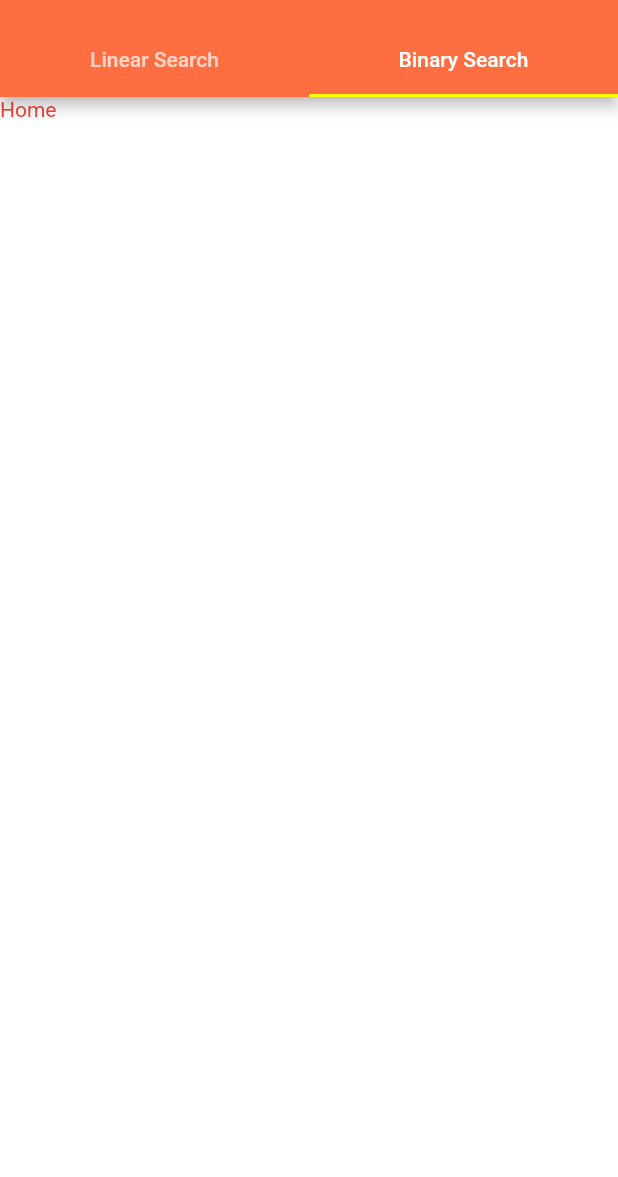
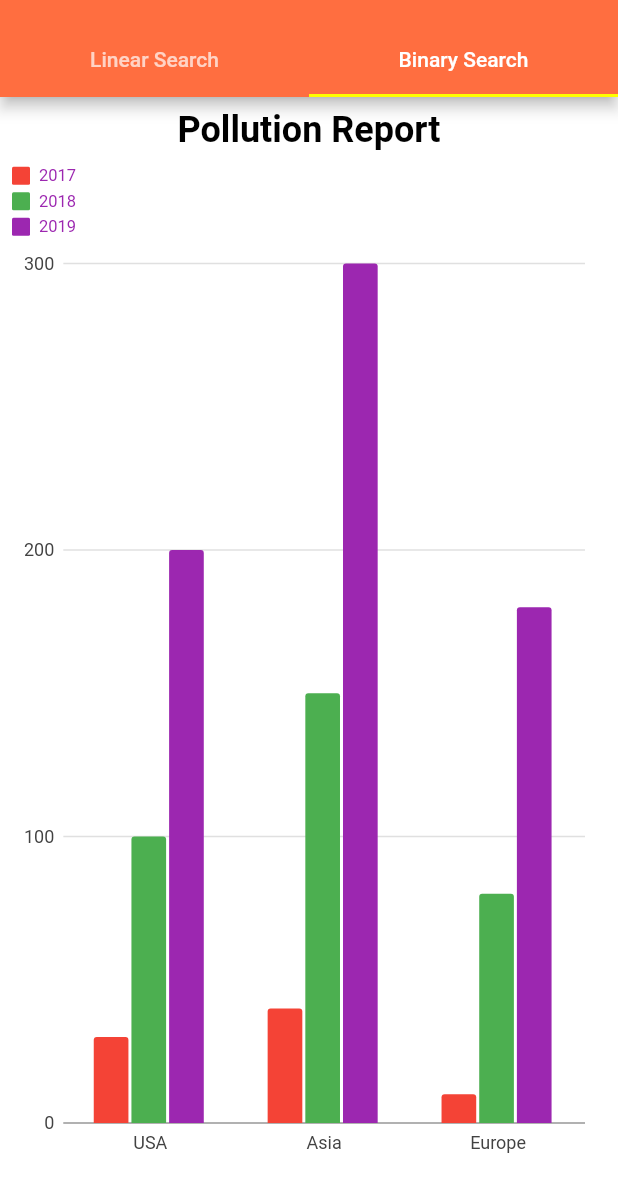
Before and after one commit to geekpius/searching_algorithm_visualizer, a Flutter app: the screen it shows after launch, tab 2 chosen, on a phone screen of 412 x 824 dp, the part 59-1236 px from its top. Run offline on Flutter 3.47's test engine with Material 2 defaults, Android fonts, the phone set to English and light mode, and no system bars; our stand-ins replace charts_flutter, flutter_spinkit; Roboto replaces fonts that are missing (Georgia).

```diff
--- a/lib/screens/binary_search_tab.dart
+++ b/lib/screens/binary_search_tab.dart
@@ -1,11 +1,9 @@
 import 'package:flutter/material.dart';
+import 'package:searching_algorithm_visualizer/widgets/group_bar_chart.dart';
 
 class BinarySearchTab extends StatelessWidget {
   @override
   Widget build(BuildContext context) {
-    return Text(
-      'Home',
-      style: TextStyle(color: Colors.red),
-    );
+    return BarChart();
   }
 }
--- a/lib/screens/loading_screen.dart
+++ b/lib/screens/loading_screen.dart
@@ -27,7 +27,7 @@ class _LoadingScreenState extends State<LoadingScreen> {
   @override
   Widget build(BuildContext context) {
     return Scaffold(
-      backgroundColor: Colors.lightBlueAccent,
+      backgroundColor: Colors.deepOrangeAccent,
       body: Center(
         child: SpinKitDoubleBounce(
           color: Colors.white,
--- /dev/null
+++ b/lib/widgets/group_bar_chart.dart
@@ -0,0 +1,128 @@
+import 'package:flutter/material.dart';
+import 'package:charts_flutter/flutter.dart' as charts;
+
+class BarChart extends StatefulWidget {
+  @override
+  _BarChartState createState() => _BarChartState();
+}
+
+class _BarChartState extends State<BarChart> {
+  List<charts.Series<Pollution, String>> _seriesData;
+
+  _generateData() {
+    var data1 = [
+      Pollution(place: 'USA', year: 1980, quantity: 30),
+      Pollution(place: 'Asia', year: 1980, quantity: 40),
+      Pollution(place: 'Europe', year: 1980, quantity: 10),
+    ];
+
+    var data2 = [
+      Pollution(place: 'USA', year: 1985, quantity: 100),
+      Pollution(place: 'Asia', year: 1980, quantity: 150),
+      Pollution(place: 'Europe', year: 1985, quantity: 80),
+    ];
+
+    var data3 = [
+      Pollution(place: 'USA', year: 1985, quantity: 200),
+      Pollution(place: 'Asia', year: 1980, quantity: 300),
+      Pollution(place: 'Europe', year: 1985, quantity: 180),
+    ];
+
+    _seriesData.add(
+      charts.Series(
+        data: data1,
+        domainFn: (Pollution pollution, _) => pollution.place,
+        measureFn: (Pollution pollution, _) => pollution.quantity,
+        colorFn: (Pollution pollution, _) =>
+            charts.ColorUtil.fromDartColor(Colors.red),
+        id: '2017',
+        fillPatternFn: (_, __) => charts.FillPatternType.solid,
+      ),
+    );
+
+    _seriesData.add(
+      charts.Series(
+        data: data2,
+        domainFn: (Pollution pollution, _) => pollution.place,
+        measureFn: (Pollution pollution, _) => pollution.quantity,
+        colorFn: (Pollution pollution, _) =>
+            charts.ColorUtil.fromDartColor(Colors.green),
+        id: '2018',
+        fillPatternFn: (_, __) => charts.FillPatternType.solid,
+      ),
+    );
+
+    _seriesData.add(
+      charts.Series(
+        data: data3,
+        domainFn: (Pollution pollution, _) => pollution.place,
+        measureFn: (Pollution pollution, _) => pollution.quantity,
+        colorFn: (Pollution pollution, _) =>
+            charts.ColorUtil.fromDartColor(Colors.purple),
+        id: '2019',
+        fillPatternFn: (_, __) => charts.FillPatternType.solid,
+      ),
+    );
+  }
+
+  @override
+  void initState() {
+    super.initState();
+    _seriesData = List<charts.Series<Pollution, String>>();
+    _generateData();
+  }
+
+  Widget build(BuildContext context) {
+    return Padding(
+      padding: EdgeInsets.all(8.0),
+      child: Container(
+        child: Center(
+          child: Column(
+            children: [
+              Text(
+                'Pollution Report',
+                style: TextStyle(
+                    fontSize: 24.0,
+                    fontWeight: FontWeight.bold,
+                    color: Colors.black),
+              ),
+              SizedBox(
+                height: 10,
+              ),
+              Expanded(
+                child: charts.BarChart(
+                  _seriesData,
+                  animate: true,
+                  animationDuration: Duration(seconds: 5),
+                  barGroupingType: charts.BarGroupingType.grouped,
+                  behaviors: [
+                    charts.SeriesLegend(
+                      outsideJustification:
+                          charts.OutsideJustification.endDrawArea,
+                      horizontalFirst: false,
+                      desiredMaxRows: 1,
+                      cellPadding: EdgeInsets.only(right: 4.0, bottom: 4.0),
+                      entryTextStyle: charts.TextStyleSpec(
+                        color: charts.MaterialPalette.purple.shadeDefault,
+                        fontFamily: 'Georgia',
+                        fontSize: 11,
+                      ),
+                    ),
+                  ],
+                ),
+              ),
+            ],
+          ),
+        ),
+      ),
+    );
+  }
+}
+
+class Pollution {
+  String place;
+  int year;
+  int quantity;
+
+  Pollution({this.place, this.year, this.quantity});
+}
```
Also changed, not shown: lib/models/unsorted_list.dart (added, +7 -0 lines), lib/models/unsorted_list_data.dart (added, +25 -0 lines), lib/screens/linear_search_tab.dart (+36 -3 lines), lib/widgets/donut_chart.dart (added, +89 -0 lines), lib/widgets/single_bar_chart.dart (added, +73 -0 lines).
